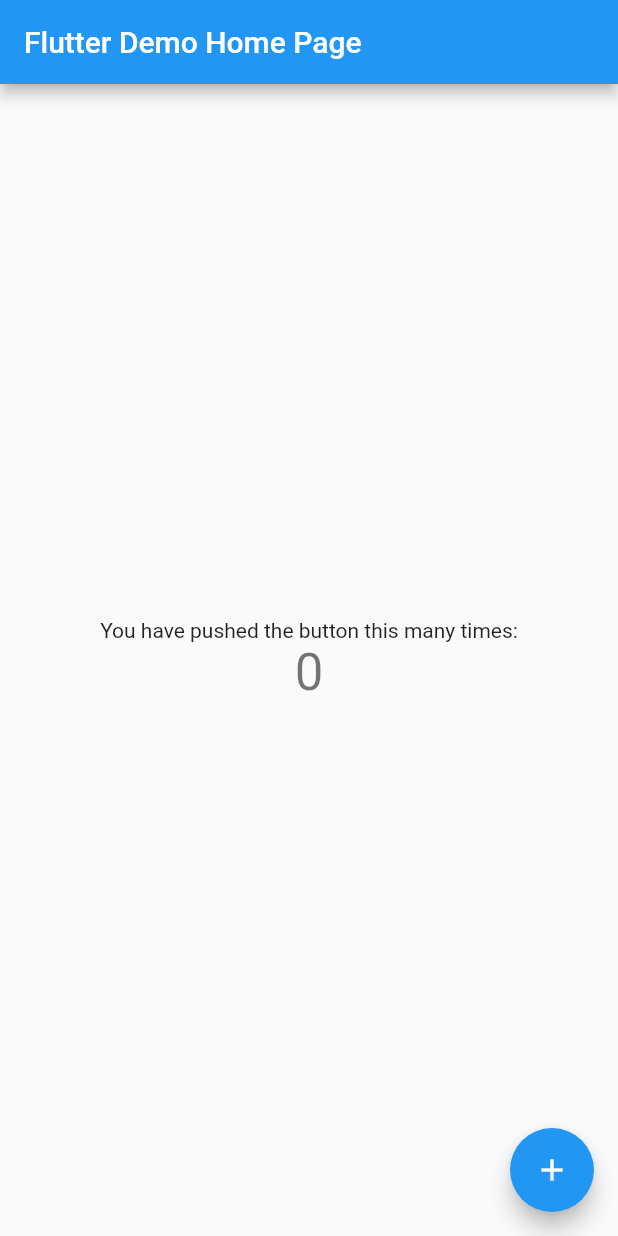
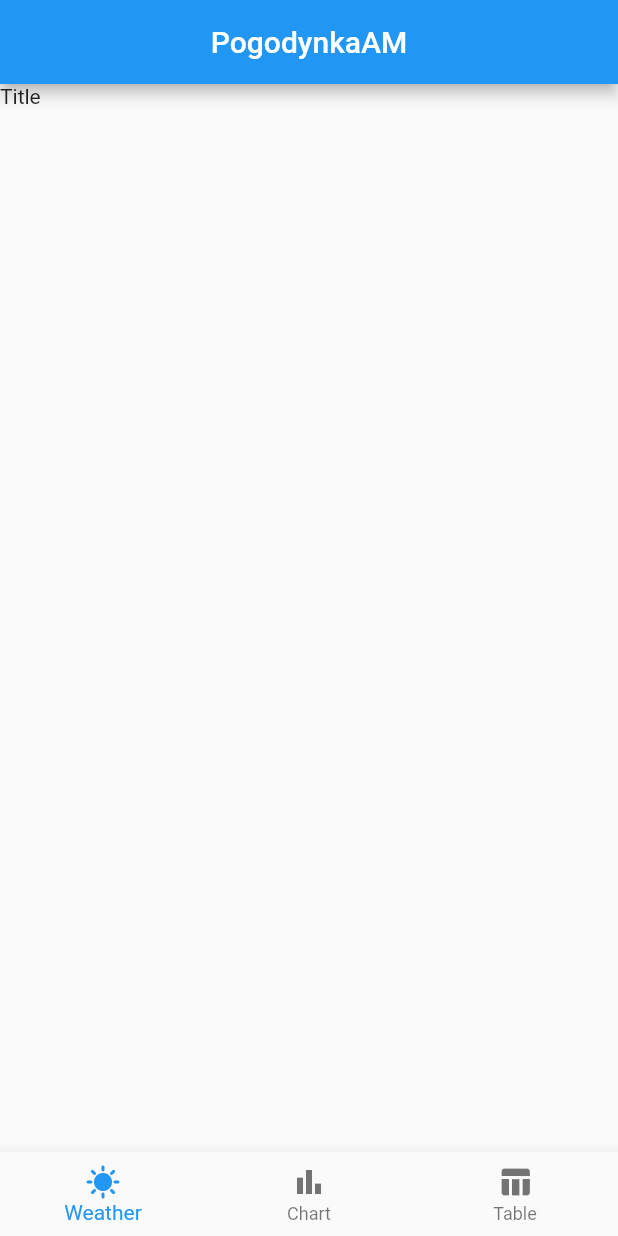
Before and after one commit to oskardes/Pogodynka, a Flutter app: the screen it shows after launch, on a phone screen of 412 x 824 dp. Run offline on Flutter 3.47's test engine with Material 2 defaults, Android fonts, the phone set to English and light mode, and no system bars.

Commit message:
Basic UI

```diff
--- a/lib/main.dart
+++ b/lib/main.dart
@@ -1,68 +1,48 @@
 import 'package:flutter/material.dart';
 
 void main() {
-  runApp(const MyApp());
+  runApp(const HomePage());
 }
 
-class MyApp extends StatelessWidget {
-  const MyApp({Key? key}) : super(key: key);
+class HomePage extends StatelessWidget {
+  const HomePage({Key? key}) : super(key: key);
 
-  // This widget is the root of your application.
   @override
   Widget build(BuildContext context) {
     return MaterialApp(
-      title: 'Flutter Demo',
-      theme: ThemeData(
-        primarySwatch: Colors.blue,
-      ),
-      home: const MyHomePage(title: 'Flutter Demo Home Page'),
-    );
-  }
-}
-
-class MyHomePage extends StatefulWidget {
-  const MyHomePage({Key? key, required this.title}) : super(key: key);
-
-  final String title;
-
-  @override
-  State<MyHomePage> createState() => _MyHomePageState();
-}
-
-class _MyHomePageState extends State<MyHomePage> {
-  int _counter = 0;
-
-  void _incrementCounter() {
-    setState(() {
-      _counter++;
-    });
-  }
-
-  @override
-  Widget build(BuildContext context) {
-    return Scaffold(
-      appBar: AppBar(
-        title: Text(widget.title),
-      ),
-      body: Center(
-        child: Column(
-          mainAxisAlignment: MainAxisAlignment.center,
-          children: <Widget>[
-            const Text(
-              'You have pushed the button this many times:',
+      debugShowCheckedModeBanner: false,
+      home: Scaffold(
+        appBar: AppBar(
+          title: const Text(
+            'PogodynkaAM',
+            style: TextStyle(
+              color: Colors.white,
             ),
-            Text(
-              '$_counter',
-              style: Theme.of(context).textTheme.headline4,
+          ),
+          centerTitle: true,
+        ),
+        body: const Text(
+          'Title',
+        ),
+        bottomNavigationBar: BottomNavigationBar(
+          items: const <BottomNavigationBarItem>[
+            BottomNavigationBarItem(
+              icon: Icon(Icons.sunny),
+              label: 'Weather',
+            ),
+            BottomNavigationBarItem(
+              icon: Icon(Icons.bar_chart),
+              label: 'Chart',
+            ),
+            BottomNavigationBarItem(
+              icon: Icon(
+                Icons.table_chart,
+              ),
+              label: 'Table',
             ),
           ],
         ),
       ),
-      floatingActionButton: FloatingActionButton(
-        onPressed: _incrementCounter,
-        tooltip: 'Increment',
-        child: const Icon(Icons.add),
-      ),
     );
   }
 }
--- a/pubspec.yaml
+++ b/pubspec.yaml
@@ -58,9 +58,8 @@ flutter:
   uses-material-design: true
 
   # To add assets to your application, add an assets section, like this:
-  # assets:
-  #   - images/a_dot_burr.jpeg
-  #   - images/a_dot_ham.jpeg
+  assets:
+    - assets/
 
   # An image asset can refer to one or more resolution-specific "variants", see
   # https://flutter.dev/assets-and-images/#resolution-aware
```
Also changed, not shown: analysis_options.yaml (line endings or trailing spaces), assets/Logo.png (added), assets/Logo2.jpg (added), pubspec.lock, 79 other files.
